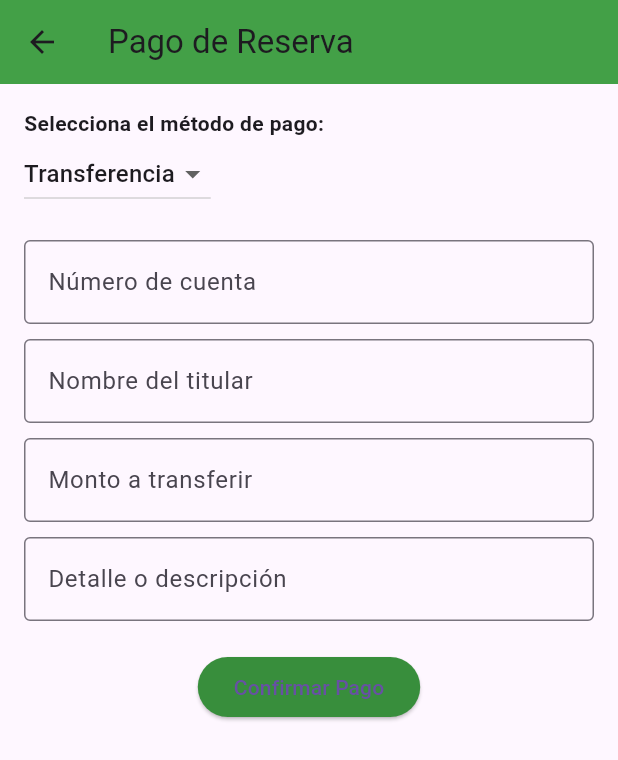
After one commit to HildaM03/Reserva_canchas, a Flutter app: the PagoPage screen opened directly, on a phone screen of 412 x 824 dp. The commit adds this screen. Shown: the top 760 px of the screen. Run offline on Flutter 3.47's test engine with Material 3 defaults, Android fonts, the phone set to English and light mode, and no system bars; our stand-ins replace cached_network_image, cloud_firestore, firebase_core; accounts and stored records are empty; network calls fail.

Commit message:
se agrego guardar informacion de reservas y pagos en firebase

```diff
--- a/lib/Canchaspage.dart
+++ b/lib/Canchaspage.dart
@@ -7,12 +7,12 @@ class CanchasPage extends StatelessWidget {
     {
       'nombre': 'SportMania',
       'imagen':
-          'https://scontent.fsap12-1.fna.fbcdn.net/v/t39.30808-6/489787440_29434847472795932_8830267978180362267_n.jpg?stp=dst-jpg_s960x960_tt6&_nc_cat=108&ccb=1-7&_nc_sid=cc71e4&_nc_ohc=ey9XhkOTiZoQ7kNvwGjxiuw&_nc_oc=AdltDweIoO8THuMbvQcDoE6h8YkB_HckUQ6eQyn87QbN5q0CHtD1ecjfS3FFWUjhsxY&_nc_zt=23&_nc_ht=scontent.fsap12-1.fna&_nc_gid=C4mW_5jjMvSudpMEOOHMbQ&oh=00_AfJPLexBWa2k9lfzdJVWQIw9N7MsYTEgmZyiMoIv4Ndf_Q&oe=682D79C5',
+          'https://scontent.fsap12-1.fna.fbcdn.net/v/t39.30808-6/322876158_554170996568371_4651767928234651329_n.jpg?_nc_cat=107&ccb=1-7&_nc_sid=6ee11a&_nc_ohc=95Iiu4DWQ_EQ7kNvwGCv8D_&_nc_oc=Adn0a7WTORlzZISJ_7m_UCutZJnLx8MRZTVnI-kcrdHVWBXSXXiZWeBuBoVU_fW3T2U&_nc_zt=23&_nc_ht=scontent.fsap12-1.fna&_nc_gid=fYdW7URaXIm7JWbKJFR3pg&oh=00_AfLJPo4F3KLfYgsD6rIJ1xCywtVa3cRUppW1t10Qp4kakQ&oe=6833D2D0',
     },
     {
       'nombre': 'Maracana Palenque',
       'imagen':
-          'https://scontent.fsap12-1.fna.fbcdn.net/v/t39.30808-6/305297731_519801253481214_1238331527813895484_n.jpg?_nc_cat=106&ccb=1-7&_nc_sid=6ee11a&_nc_ohc=0ewi9xTwvCAQ7kNvwHsE24m&_nc_oc=Adml5mTy13RALuS5gnkpX4xchyXWmgFvU7jPIRJghuTMjW6CrhqXmzC0ShkRIH1DKbs&_nc_zt=23&_nc_ht=scontent.fsap12-1.fna&_nc_gid=vjyOfBG9vag50J2bAZzyxA&oh=00_AfJVRBnBqiHBODxDOkWVGFEhCc3AP-UaBpRkq-HfBb7vHg&oe=682D7FB8',
+          'https://scontent.fsap12-1.fna.fbcdn.net/v/t39.30808-6/305297731_519801253481214_1238331527813895484_n.jpg?_nc_cat=106&ccb=1-7&_nc_sid=6ee11a&_nc_ohc=oNjJ6TrlutQQ7kNvwGJbCDk&_nc_oc=AdkBZjU1hmZqrryA5PsD8woF9evKxq1MM2djO0AgMe8FPDsfaUBLM9JyGsSM_48qc-0&_nc_zt=23&_nc_ht=scontent.fsap12-1.fna&_nc_gid=3GSi5W7rcrNp61-JHi92Bw&oh=00_AfJYG6VTSxttoW84a4jHvCvTNY3YB_RBG4lvfA7CjVPtRQ&oe=6833DEF8',
     },
     {
       'nombre': 'Los Castaños',
--- /dev/null
+++ b/lib/PagoPage.dart
@@ -0,0 +1,175 @@
+import 'package:flutter/material.dart';
+import 'package:cloud_firestore/cloud_firestore.dart';
+
+class PagoPage extends StatefulWidget {
+  @override
+  _PagoPageState createState() => _PagoPageState();
+}
+
+class _PagoPageState extends State<PagoPage> {
+  String metodoPago = 'Transferencia';
+  final _formKey = GlobalKey<FormState>();
+
+  String numeroCuenta = '';
+  String nombreTitular = '';
+  String monto = '';
+  String detalle = '';
+
+  void _guardarPagoEnFirebase() async {
+    try {
+      await FirebaseFirestore.instance.collection('pago').add({
+        'metodo': metodoPago,
+        'cuenta': numeroCuenta,
+        'titular': nombreTitular,
+        'monto': monto,
+        'detalle': detalle,
+        'fecha': Timestamp.now(),
+      });
+      _mostrarTicket();
+    } catch (e) {
+      print('Error al guardar en Firebase: $e');
+      ScaffoldMessenger.of(context).showSnackBar(
+        SnackBar(content: Text('Error al guardar el pago')),
+      );
+    }
+  }
+
+  void _mostrarTicket() {
+    showDialog(
+      context: context,
+      builder: (_) => AlertDialog(
+        title: Text('Ticket de Pago'),
+        content: Column(
+          mainAxisSize: MainAxisSize.min,
+          crossAxisAlignment: CrossAxisAlignment.start,
+          children: [
+            Text('Método: $metodoPago'),
+            if (metodoPago == 'Transferencia') ...[
+              Text('Cuenta: $numeroCuenta'),
+              Text('Titular: $nombreTitular'),
+              Text('Monto: \$${monto}'),
+              Text('Detalle: $detalle'),
+            ],
+            Text('Fecha: ${DateTime.now()}'),
+          ],
+        ),
+        actions: [
+          TextButton(
+            onPressed: () {
+              Navigator.of(context).pop(); // Cerrar ticket
+              Navigator.of(context).pop(); // Volver a pantalla anterior
+            },
+            child: Text('Cerrar'),
+          ),
+        ],
+      ),
+    );
+  }
+
+  void _confirmarPago() {
+    if (_formKey.currentState!.validate()) {
+      _guardarPagoEnFirebase();
+      ScaffoldMessenger.of(context).showSnackBar(
+        SnackBar(content: Text('Pago registrado exitosamente')),
+      );
+    }
+  }
+
+  @override
+  Widget build(BuildContext context) {
+    return Scaffold(
+      appBar: AppBar(
+        title: Text('Pago de Reserva'),
+        backgroundColor: Colors.green.shade600,
+      ),
+      body: Padding(
+        padding: EdgeInsets.all(16),
+        child: Column(
+          crossAxisAlignment: CrossAxisAlignment.start,
+          children: [
+            Text('Selecciona el método de pago:', style: TextStyle(fontWeight: FontWeight.bold)),
+            DropdownButton<String>(
+              value: metodoPago,
+              items: ['Transferencia', 'Efectivo'].map((e) => DropdownMenuItem(value: e, child: Text(e))).toList(),
+              onChanged: (val) => setState(() => metodoPago = val!),
+            ),
+            SizedBox(height: 20),
+            metodoPago == 'Transferencia'
+                ? Form(
+                    key: _formKey,
+                    child: Column(
+                      children: [
+                        TextFormField(
+                          decoration: InputDecoration(
+                            labelText: 'Número de cuenta',
+                            border: OutlineInputBorder(),
+                          ),
+                          onChanged: (val) => numeroCuenta = val,
+                          validator: (val) => val == null || val.isEmpty ? 'Ingresa el número de cuenta' : null,
+                        ),
+                        SizedBox(height: 10),
+                        TextFormField(
+                          decoration: InputDecoration(
+                            labelText: 'Nombre del titular',
+                            border: OutlineInputBorder(),
+                          ),
+                          onChanged: (val) => nombreTitular = val,
+                          validator: (val) => val == null || val.isEmpty ? 'Ingresa el nombre del titular' : null,
+                        ),
+                        SizedBox(height: 10),
+                        TextFormField(
+                          decoration: InputDecoration(
+                            labelText: 'Monto a transferir',
+                            border: OutlineInputBorder(),
+                          ),
+                          keyboardType: TextInputType.number,
+                          onChanged: (val) => monto = val,
+                          validator: (val) => val == null || val.isEmpty ? 'Ingresa el monto' : null,
+                        ),
+                        SizedBox(height: 10),
+                        TextFormField(
+                          decoration: InputDecoration(
+                            labelText: 'Detalle o descripción',
+                            border: OutlineInputBorder(),
+                          ),
+                          onChanged: (val) => detalle = val,
+                          validator: (val) => val == null || val.isEmpty ? 'Ingresa un detalle' : null,
+                        ),
+                        SizedBox(height: 20),
+                        ElevatedButton(
+                          onPressed: _confirmarPago,
+                          child: Text('Confirmar Pago'),
+                          style: ElevatedButton.styleFrom(backgroundColor: Colors.green.shade700),
+                        ),
+                      ],
+                    ),
+                  )
+                : Padding(
+                    padding: EdgeInsets.symmetric(vertical: 20),
+                    child: Column(
+                      crossAxisAlignment: CrossAxisAlignment.start,
+                      children: [
+                        Text(
+                          'Debe cancelar en la oficina.',
+                          style: TextStyle(fontSize: 16),
+                        ),
+                        SizedBox(height: 10),
+                        ElevatedButton(
+                          onPressed: () {
+                            _guardarPagoEnFirebase();
+                            ScaffoldMessenger.of(context).showSnackBar(
+                              SnackBar(content: Text('Pago registrado en modo efectivo')),
+                            );
+                          },
+                          child: Text('Confirmar Pago en Efectivo'),
+                          style: ElevatedButton.styleFrom(backgroundColor: Colors.green.shade700),
+                        ),
+                      ],
+                    ),
+                  ),
+          ],
+        ),
+      ),
+    );
+  }
+}
```
Also changed, not shown: lib/ReservaPage.dart (+45 -14 lines).
